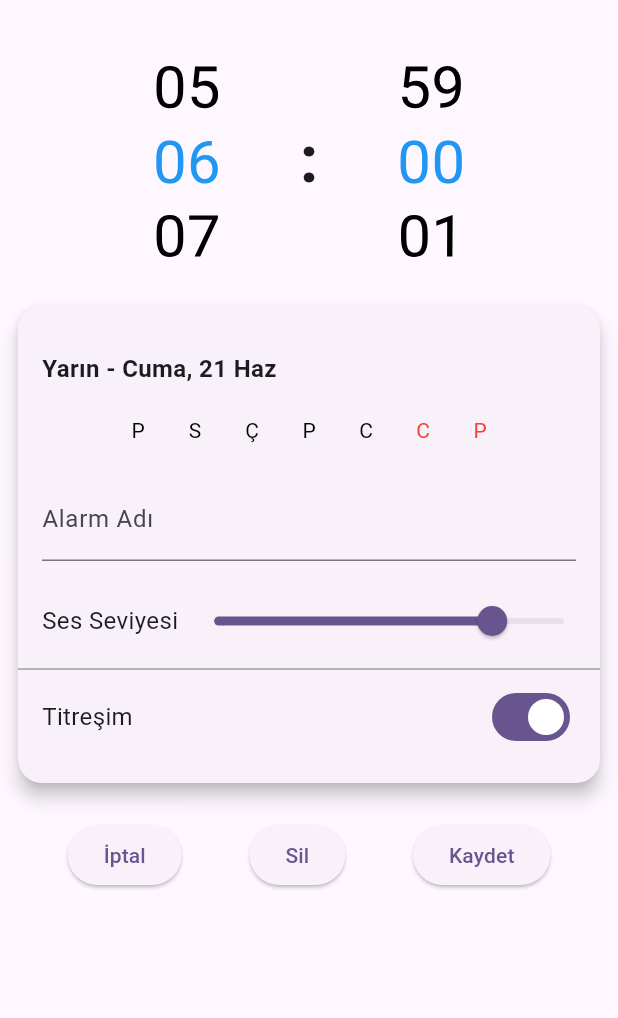
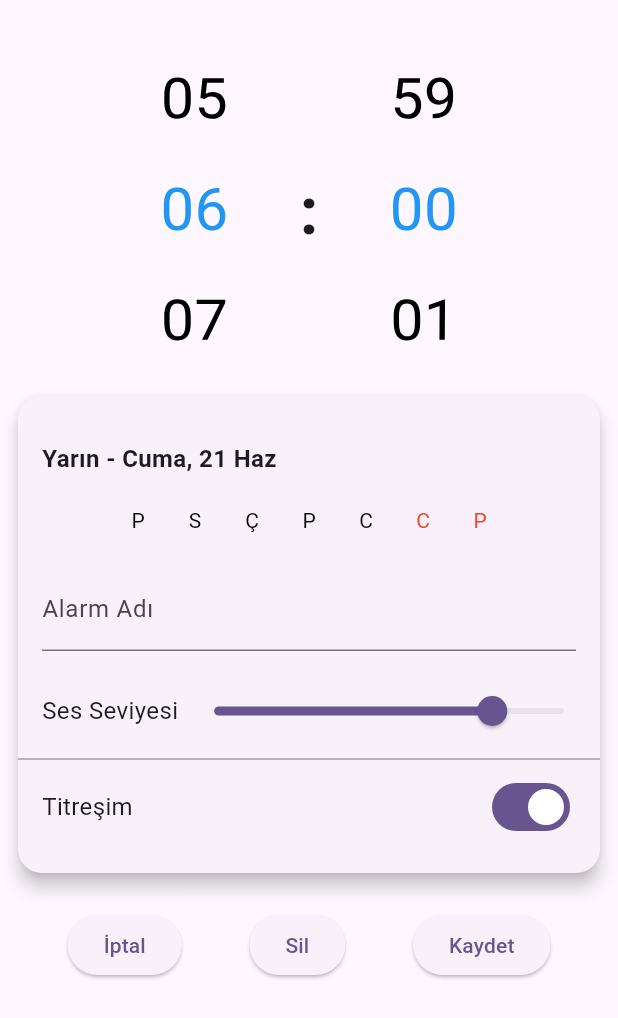
Before and after one commit to seqhilla/WakeTogether, a Flutter app: the EditAlarmScreen screen opened directly, on a phone screen of 412 x 824 dp. Shown: the top 1018 px of the screen. Run offline on Flutter 3.47's test engine with Material 3 defaults, Android fonts, the light colour scheme and no system bars; our stand-ins replace fluttertoast, permission_handler, sqflite; missing offline and left inert: alarm, time_picker_spinner; accounts and stored records are empty; statements that could not run were skipped.

Commit message:
New time picker implemented.

```diff
--- a/lib/screens/edit_alarm_screen.dart
+++ b/lib/screens/edit_alarm_screen.dart
@@ -55,7 +55,7 @@ class _EditAlarmScreenState extends State<EditAlarmScreen> {
       body: SingleChildScrollView(
         child: Column(
           children: [
-            const SizedBox(height: 30),
+            const SizedBox(height: 40),
             ChangeNotifierProvider(
               create: (_) => TimeProvider(_selectedTime),
               child: CustomTimePicker(onTimeChanged: (TimeOfDay value) {
--- a/lib/widgets/time_picker.dart
+++ b/lib/widgets/time_picker.dart
@@ -81,12 +81,12 @@ class _TimePickerColumn extends StatelessWidget {
   Widget build(BuildContext context) {
     final controller = FixedExtentScrollController(initialItem: initialValue - minValue);
     return SizedBox(
-      width: 150,
-      height: 150,
+      width: 140,
+      height: 200,
       child: ListWheelScrollView.useDelegate(
         controller: controller,
         physics: const FixedExtentScrollPhysics(),
-        itemExtent: 50,
+        itemExtent: 75,
         diameterRatio: 5,
         onSelectedItemChanged: onValueChanged,
         childDelegate: ListWheelChildLoopingListDelegate(
```
